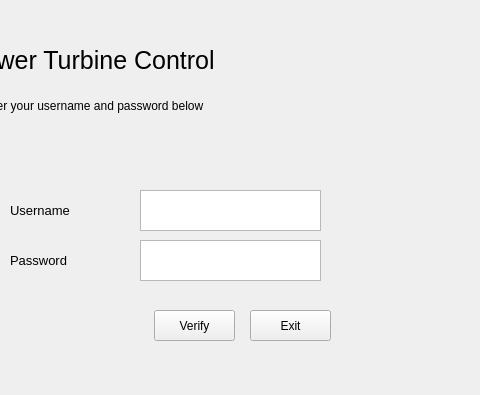
First picture: the form in prototype1/GUI/TurbineLogin.ui, repository Jordan-z5214614/IT-Project-GROUPNAME, before the edit; both pictures show x 330 to 810 and y 0 to 395 of the 1000 by 1000 pixel window.
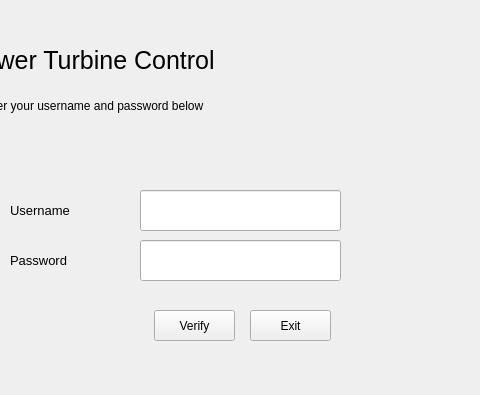
Second picture: the form after the edit.

```diff
--- a/prototype1/GUI/TurbineLogin.ui
+++ b/prototype1/GUI/TurbineLogin.ui
@@ -120,22 +120,22 @@
      <string>Exit</string>
     </property>
    </widget>
-   <widget class="QTextEdit" name="username">
+   <widget class="QLineEdit" name="Username">
     <property name="geometry">
      <rect>
       <x>470</x>
       <y>190</y>
-      <width>181</width>
+      <width>201</width>
       <height>41</height>
      </rect>
     </property>
    </widget>
-   <widget class="QTextEdit" name="password">
+   <widget class="QLineEdit" name="Password">
     <property name="geometry">
      <rect>
       <x>470</x>
       <y>240</y>
-      <width>181</width>
+      <width>201</width>
       <height>41</height>
      </rect>
     </property>
```
Left out of the diff: 4 changed lines with no effect on the pictures.
